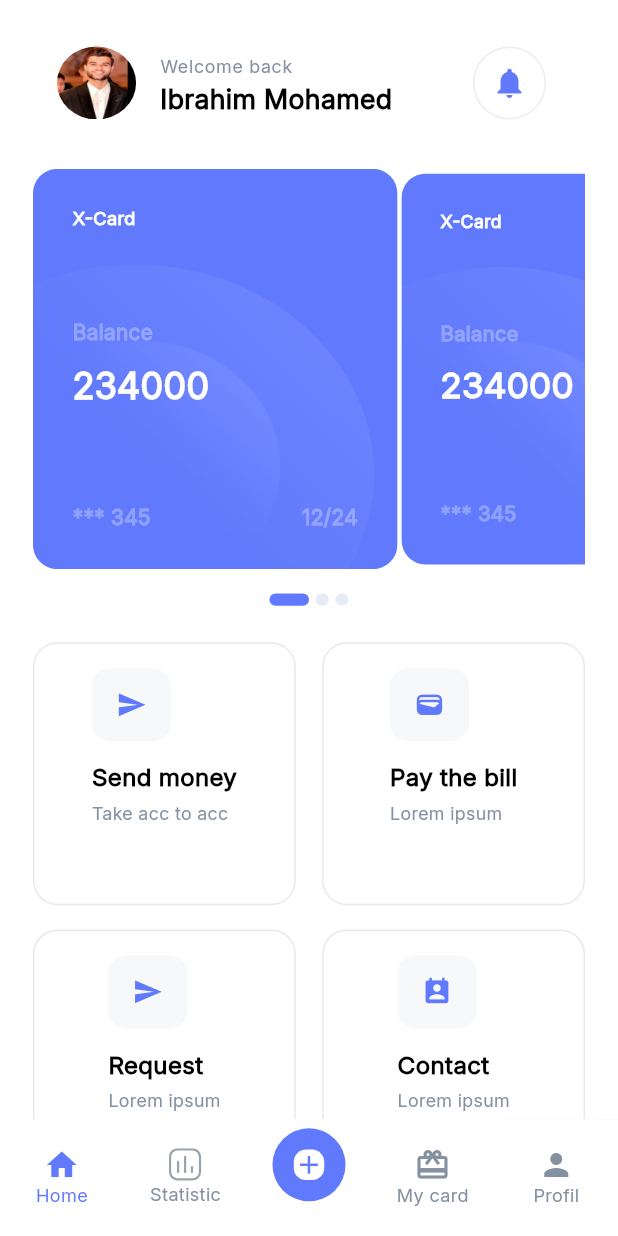
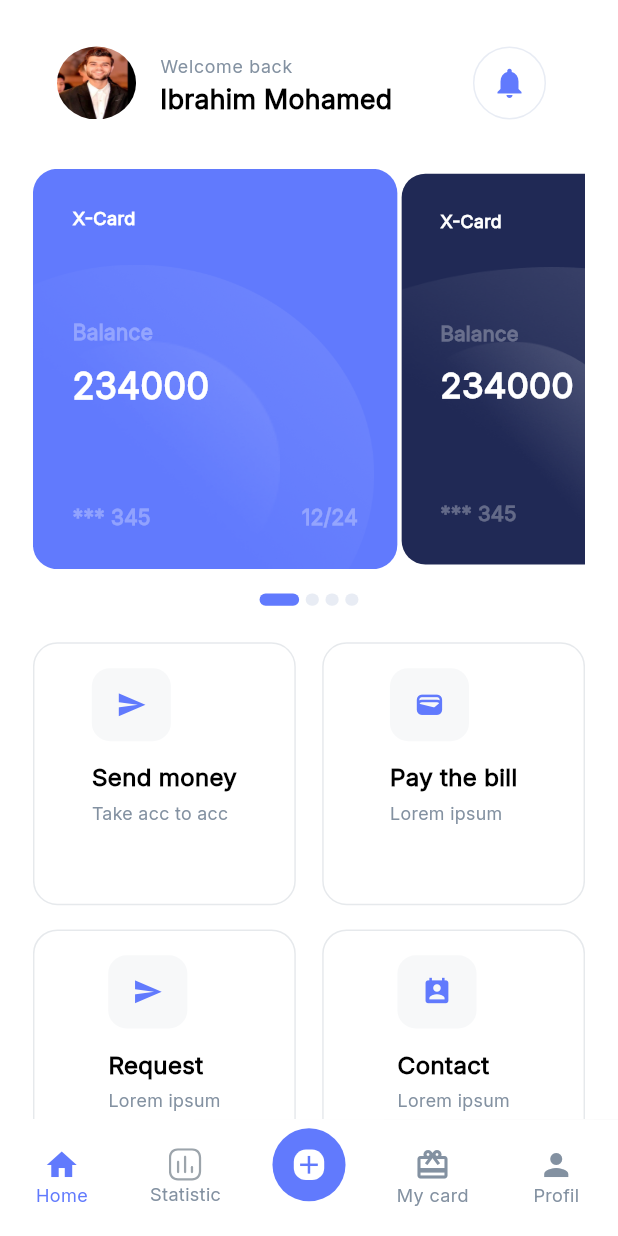
Before and after one commit to Elhaw2003/finance-app, a Flutter app: the MainScreen screen opened by its route, on a phone screen of 412 x 824 dp. Run offline on Flutter 3.47's test engine with Material 3 defaults, Android fonts, the phone set to English and light mode, and no system bars; drawn by our look-alikes of carousel_slider, smooth_page_indicator; our stand-ins replace fl_chart, flutter_screenutil, flutter_svg, go_router, pin_code_fields.

Commit message:
update in home screen

```diff
--- a/lib/features/home/presentation/view/widgets/card_item_widget.dart
+++ b/lib/features/home/presentation/view/widgets/card_item_widget.dart
@@ -7,8 +7,10 @@ import '../../../../../core/utilities/app_colors.dart';
 import '../../../../../generated/assets.dart';
 
 class CardItemWidget extends StatelessWidget {
-  const CardItemWidget({super.key, });
-
+  const CardItemWidget({super.key, required this.layer1Image, required this.layer2Image, required this.cardColor, });
+  final String layer1Image;
+  final String layer2Image;
+  final Color cardColor;
   @override
   Widget build(BuildContext context) {
     return Stack(
@@ -16,14 +18,14 @@ class CardItemWidget extends StatelessWidget {
         Container(
           decoration: BoxDecoration(
               borderRadius: BorderRadius.circular(16.r),
-              color: AppColors.primaryColor
+              color: cardColor
           ),
         ),
         Positioned(
           left: 0,
           bottom: 0,
           child: Image.asset(
-            Assets.imagesLayer1,
+            layer1Image,
             height: 150.h,
             width: 150.w,
             fit: BoxFit.fill,
@@ -33,7 +35,7 @@ class CardItemWidget extends StatelessWidget {
           left: 0,
           bottom: 0,
           child: Image.asset(
-            Assets.imagesLayer2,
+            layer2Image,
             height: 200.h,
             width: 207.w,
             fit: BoxFit.fill,
--- a/lib/features/home/presentation/view/widgets/custom_slider_indicator_widget.dart
+++ b/lib/features/home/presentation/view/widgets/custom_slider_indicator_widget.dart
@@ -6,6 +6,7 @@ import 'package:smooth_page_indicator/smooth_page_indicator.dart';
 
 import '../../../../../core/utilities/app_colors.dart';
 import '../../../../../core/widgets/spacing_widget.dart';
+import '../../../../../generated/assets.dart';
 import 'card_item_widget.dart';
 
 class CustomSliderIndicatorWidget extends StatefulWidget {
@@ -20,17 +21,16 @@ class _CustomSliderIndicatorWidgetState extends State<CustomSliderIndicatorWidge
 
   @override
   Widget build(BuildContext context) {
-    List<Widget> cardItems = [
-      CardItemWidget()
+    List<Widget> cards = [
+      const CardItemWidget(layer1Image: Assets.imagesLayer1,layer2Image: Assets.imagesLayer2,cardColor: AppColors.primaryColor,),
+      const CardItemWidget(layer1Image: Assets.imagesLayer1dark,layer2Image: Assets.imagesLayer2dark,cardColor: AppColors.black202955,),
+      const CardItemWidget(layer1Image: Assets.imagesLayer1,layer2Image: Assets.imagesLayer2,cardColor: AppColors.primaryColor,),
+      const CardItemWidget(layer1Image: Assets.imagesLayer1dark,layer2Image: Assets.imagesLayer2dark,cardColor: AppColors.black202955,),
     ];
     return Column(
       children: [
         CarouselSlider(
-            items:  [
-      CardItemWidget(),
-      CardItemWidget(),
-      CardItemWidget(),
-    ],
+            items:  cards,
             options: CarouselOptions(
               padEnds: false,
               height: 263.h,
@@ -55,7 +55,7 @@ class _CustomSliderIndicatorWidgetState extends State<CustomSliderIndicatorWidge
         const HeightSpacing(height: 16),
         SmoothPageIndicator(
           controller: PageController(initialPage: pageIndex),
-          count: 3,
+          count: cards.length,
           effect: ExpandingDotsEffect(
             spacing: 4.w,
             radius: 12.r,
```
Also changed, not shown: assets/images/layer1dark.png (added), assets/images/layer2dark.png (added), assets/images/m-Card.png (renamed from assets/images/m-Card (1).png), lib/generated/assets.dart.
